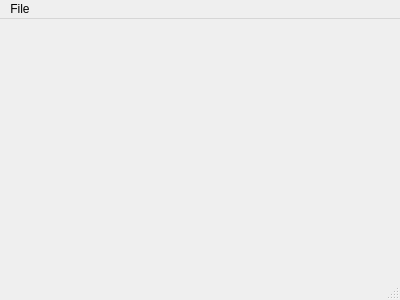
Before: the Qt Designer form src/main-window.ui in atesteve/psxplayer, drawn with Qt 5.
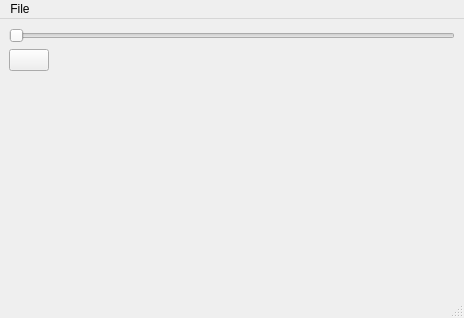
After: the same form once the commit is applied. Icons and pictures are not drawn.

```diff
--- a/src/main-window.ui
+++ b/src/main-window.ui
@@ -6,20 +6,47 @@
    <rect>
     <x>0</x>
     <y>0</y>
-    <width>400</width>
-    <height>300</height>
+    <width>464</width>
+    <height>318</height>
    </rect>
   </property>
   <property name="windowTitle">
    <string>PSXPlayer</string>
   </property>
-  <widget class="QWidget" name="centralwidget"/>
-  <widget class="QMenuBar" name="menubar">
+  <widget class="QWidget" name="centralwidget">
+   <layout class="QVBoxLayout" name="verticalLayout">
+    <item>
+     <layout class="QFormLayout" name="formLayout">
+      <item row="1" column="0">
+       <widget class="QPushButton" name="playButton">
+        <property name="text">
+         <string/>
+        </property>
+        <property name="icon">
+         <iconset theme="media-playback-start"/>
+        </property>
+       </widget>
+      </item>
+      <item row="0" column="0" colspan="2">
+       <widget class="QSlider" name="horizontalSlider">
+        <property name="maximum">
+         <number>1000</number>
+        </property>
+        <property name="orientation">
+         <enum>Qt::Orientation::Horizontal</enum>
+        </property>
+       </widget>
+      </item>
+     </layout>
+    </item>
+   </layout>
+  </widget>
+  <widget class="QMenuBar" name="menuBar">
    <property name="geometry">
     <rect>
      <x>0</x>
      <y>0</y>
-     <width>400</width>
+     <width>464</width>
      <height>26</height>
     </rect>
    </property>
```
Left out of the diff: 2 changed lines with no effect on the pictures.
